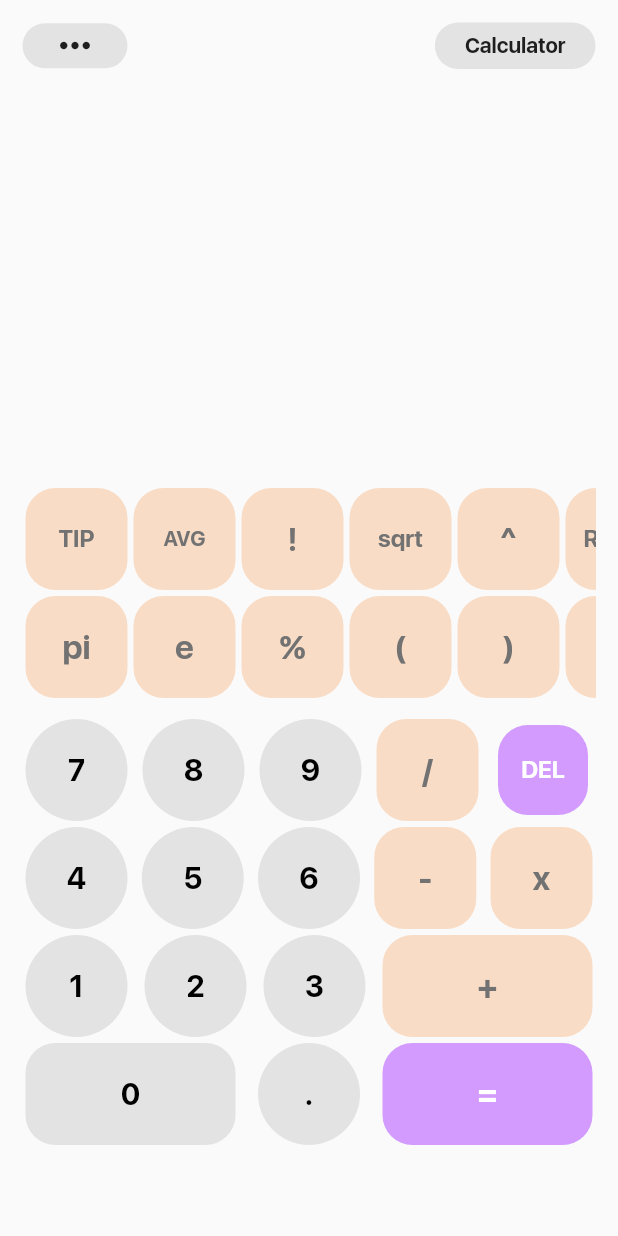
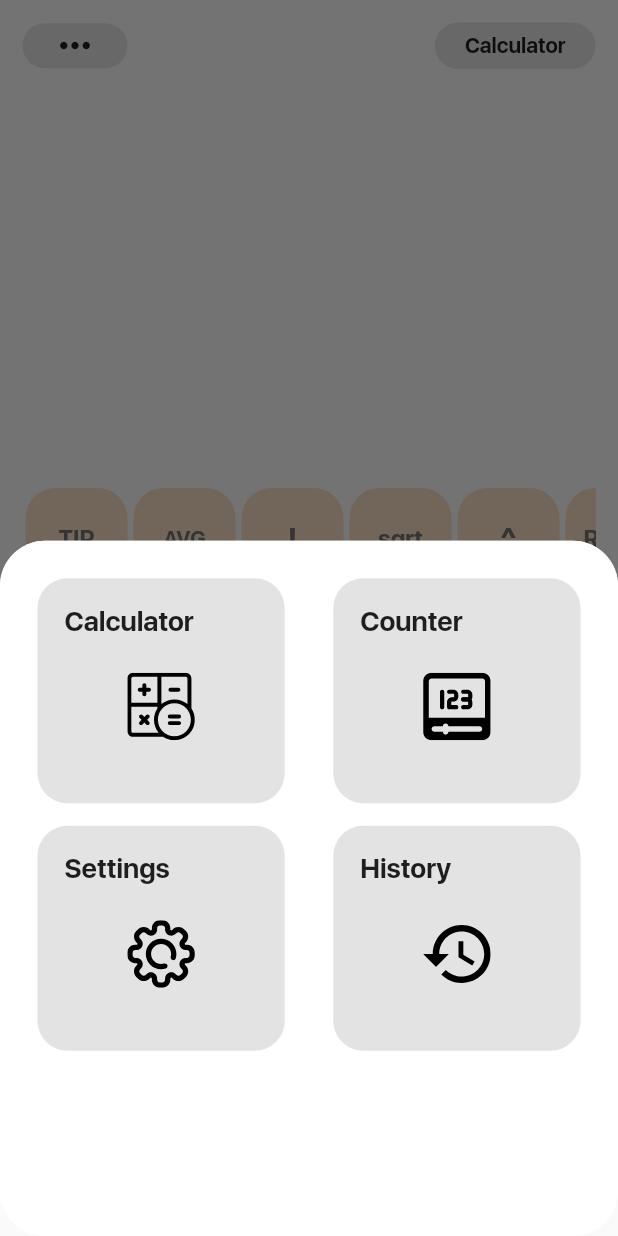
Before and after one commit to jralvarenga/calculary, a Flutter app: the screen it shows after launch, after a tap on the "keyboard control" icon, on a phone screen of 412 x 824 dp. Run offline on Flutter 3.47's test engine with Material 2 defaults, Android fonts, the phone set to English and light mode, and no system bars; our stand-ins replace flutter_svg, math_expressions; project files that could hold a hidden picture were left out.

Commit message:
Added Bottomsheet menu

```diff
--- a/lib/main.dart
+++ b/lib/main.dart
@@ -1,3 +1,4 @@
+import 'package:calculary/pages/CounterCalculator.dart';
 import 'package:calculary/pages/MainCalculator.dart';
 import 'package:calculary/services/CustomTheme.dart';
 import 'package:flutter/material.dart';
@@ -32,6 +33,9 @@ class MyApp extends StatelessWidget {
         home: MainCalculator(
           title: 'Main Calculator'
         ),
+        routes: {
+          '/counter': (context) => CounterCalculator(title: 'Counter Calculator')
+        },
       ),
     );
   }
--- /dev/null
+++ b/lib/pages/CounterCalculator.dart
@@ -0,0 +1,24 @@
+import 'package:flutter/material.dart';
+
+class CounterCalculator extends StatefulWidget {
+  CounterCalculator({Key? key, required this.title}) : super(key: key);
+
+  final String title;
+
+  @override
+  _CounterCalculator createState() => _CounterCalculator();
+}
+
+class _CounterCalculator extends State<CounterCalculator> {
+
+  @override
+  Widget build(BuildContext context) {
+
+    return Container(
+      color: Colors.red,
+      child: Center(
+        child: Text('data'),
+      ),
+    );
+  }
+}
--- a/lib/pages/MainCalculator.dart
+++ b/lib/pages/MainCalculator.dart
@@ -4,6 +4,7 @@ import 'dart:math';
 import 'package:calculary/functions/solve_calculator.dart';
 import 'package:calculary/widgets/FunctionsPad.dart';
 import 'package:calculary/widgets/InputResultPad.dart';
+import 'package:calculary/widgets/MenuBottomSheet.dart';
 import 'package:calculary/widgets/NumberPad.dart';
 import 'package:calculary/widgets/TopBar.dart';
 import 'package:flutter/material.dart';
@@ -319,6 +320,15 @@ class _MainCalculator extends State<MainCalculator> with TickerProviderStateMixi
                       children: [
                         TopBar(
                           mode: _mode,
+                          leftButtonFunction: () => showModalBottomSheet(
+                            context: context,
+                            shape: RoundedRectangleBorder(
+                              borderRadius: BorderRadius.vertical(
+                                top: Radius.circular(30)
+                              )
+                            ),
+                            builder: (context) => buildSheet()
+                          ),
                           rightButtonFunction: resetGlobalFunction,
                         ),
                         InputResultPad(
@@ -360,4 +370,6 @@ class _MainCalculator extends State<MainCalculator> with TickerProviderStateMixi
       ),
     );
   }
+
+  Widget buildSheet() => MenuBottomSheet();
 }
--- a/lib/widgets/CalculatorButton.dart
+++ b/lib/widgets/CalculatorButton.dart
@@ -21,6 +21,7 @@ class NumberButton extends StatelessWidget {
 
   @override
   Widget build(BuildContext context) {
+
     return Container(
       margin: EdgeInsets.all(2),
       child: SizedBox(
--- a/lib/widgets/FunctionsPad.dart
+++ b/lib/widgets/FunctionsPad.dart
@@ -1,5 +1,7 @@
+import 'package:calculary/services/CustomTheme.dart';
 import 'package:calculary/widgets/CalculatorButton.dart';
 import 'package:flutter/material.dart';
+import 'package:provider/provider.dart';
 
 class FunctionsPad extends StatelessWidget {
   FunctionsPad({
@@ -15,6 +17,8 @@ class FunctionsPad extends StatelessWidget {
 
   @override
   Widget build(BuildContext context) {
+    CustomTheme theme = Provider.of(context);
+    var themeData = theme.themeData;
 
     return Container(
       child: Flex(
@@ -31,41 +35,41 @@ class FunctionsPad extends StatelessWidget {
                       FunctionButton(
                         text: 'TIP',
                         value: 'Tip',
-                        textColor: Color.fromRGBO(114, 114, 114, 1),
+                        textColor: theme.paperTextColor,
                         textSize: 16,
-                        buttonColor: Color.fromRGBO(249, 220, 197, 1),
+                        buttonColor: themeData.accentColor,
                         callback: addGlobalFunction
                       ),
                       FunctionButton(
                         text: 'AVG',
                         value: 'Average',
-                        textColor: Color.fromRGBO(114, 114, 114, 1),
+                        textColor: theme.paperTextColor,
                         textSize: 14,
-                        buttonColor: Color.fromRGBO(249, 220, 197, 1),
+                        buttonColor: themeData.accentColor,
                         callback: addGlobalFunction
                       ),
                       FunctionButton(
                         text: '!',
                         value: '!',
-                        textColor: Color.fromRGBO(114, 114, 114, 1),
+                        textColor: theme.paperTextColor,
                         textSize: 22,
-                        buttonColor: Color.fromRGBO(249, 220, 197, 1),
+                        buttonColor: themeData.accentColor,
                         callback: addNumberExpression
                       ),
                       FunctionButton(
                         text: 'sqrt',
                         value: 'sqrt(',
-                        textColor: Color.fromRGBO(114, 114, 114, 1),
+                        textColor: theme.paperTextColor,
                         textSize: 16,
-                        buttonColor: Color.fromRGBO(249, 220, 197, 1),
+                        buttonColor: themeData.accentColor,
                         callback: addNumberExpression
                       ),
                       FunctionButton(
                         text: '^',
                         value: '^(',
-                        textColor: Color.fromRGBO(114, 114, 114, 1),
+                        textColor: theme.paperTextColor,
                         textSize: 22,
-                        buttonColor: Color.fromRGBO(249, 220, 197, 1),
+                        buttonColor: themeData.accentColor,
                         callback: addNumberExpression
                       ),
 
@@ -73,41 +77,41 @@ class FunctionsPad extends StatelessWidget {
                       FunctionButton(
                         text: 'RAND',
                         value: 'rand',
-                        textColor: Color.fromRGBO(114, 114, 114, 1),
+                        textColor: theme.paperTextColor,
                         textSize: 16,
-                        buttonColor: Color.fromRGBO(249, 220, 197, 1),
+                        buttonColor: themeData.accentColor,
                         callback: addGlobalFunction
                       ),
                       FunctionButton(
                         text: 'exp',
                         value: 'e^(',
-                        textColor: Color.fromRGBO(114, 114, 114, 1),
+                        textColor: theme.paperTextColor,
                         textSize: 20,
-                        buttonColor: Color.fromRGBO(249, 220, 197, 1),
+                        buttonColor: themeData.accentColor,
                         callback: addNumberExpression
                       ),
                       FunctionButton(
                         text: 'sin',
                         value: 'sin(',
-                        textColor: Color.fromRGBO(114, 114, 114, 1),
+                        textColor: theme.paperTextColor,
                         textSize: 20,
-                        buttonColor: Color.fromRGBO(249, 220, 197, 1),
+                        buttonColor: themeData.accentColor,
                         callback: addNumberExpression
                       ),
                       FunctionButton(
                         text: 'cos',
                         value: 'cos(',
-                        textColor: Color.fromRGBO(114, 114, 114, 1),
+                        textColor: theme.paperTextColor,
                         textSize: 20,
-                        buttonColor: Color.fromRGBO(249, 220, 197, 1),
+                        buttonColor: themeData.accentColor,
                         callback: addNumberExpression
                       ),
                       FunctionButton(
                         text: 'tan',
                         value: 'tan(',
-                        textColor: Color.fromRGBO(114, 114, 114, 1),
+                        textColor: theme.paperTextColor,
                         textSize: 20,
-                        buttonColor: Color.fromRGBO(249, 220, 197, 1),
+                        buttonColor: themeData.accentColor,
                         callback: addNumberExpression
                       ),
                     ],
@@ -118,41 +122,41 @@ class FunctionsPad extends StatelessWidget {
                       FunctionButton(
                         text: 'pi',
                         value: '3.14159265',
-                        textColor: Color.fromRGBO(114, 114, 114, 1),
+                        textColor: theme.paperTextColor,
                         textSize: 22,
-                        buttonColor: Color.fromRGBO(249, 220, 197, 1),
+                        buttonColor: themeData.accentColor,
                         callback: addNumberExpression
                       ),
                       FunctionButton(
                         text: 'e',
                         value: '2.718281828',
-                        textColor: Color.fromRGBO(114, 114, 114, 1),
+                        textColor: theme.paperTextColor,
                         textSize: 22,
-                        buttonColor: Color.fromRGBO(249, 220, 197, 1),
+                        buttonColor: themeData.accentColor,
                         callback: addNumberExpression
                       ),
                       FunctionButton(
                         text: '%',
                         value: '%',
-                        textColor: Color.fromRGBO(114, 114, 114, 1),
+                        textColor: theme.paperTextColor,
                         textSize: 22,
-                        buttonColor: Color.fromRGBO(249, 220, 197, 1),
+                        buttonColor: themeData.accentColor,
                         callback: addGlobalFunction
                       ),
                       FunctionButton(
                         text: '(',
                         value: '(',
-                        textColor: Color.fromRGBO(114, 114, 114, 1),
+                        textColor: theme.paperTextColor,
                         textSize: 22,
-                        buttonColor: Color.fromRGBO(249, 220, 197, 1),
+                        buttonColor: themeData.accentColor,
                         callback: addNumberExpression
                       ),
                       FunctionButton(
                         text: ')',
                         value: ')',
-                        textColor: Color.fromRGBO(114, 114, 114, 1),
+                        textColor: theme.paperTextColor,
                         textSize: 22,
-                        buttonColor: Color.fromRGBO(249, 220, 197, 1),
+                        buttonColor: themeData.accentColor,
                         callback: addNumberExpression
                       ),
 
@@ -160,41 +164,41 @@ class FunctionsPad extends StatelessWidget {
                       FunctionButton(
                         text: 'log',
                         value: 'log10(',
-                        textColor: Color.fromRGBO(114, 114, 114, 1),
+                        textColor: theme.paperTextColor,
                         textSize: 20,
-                        buttonColor: Color.fromRGBO(249, 220, 197, 1),
+                        buttonColor: themeData.accentColor,
                         callback: addNumberExpression
                       ),
                       FunctionButton(
                         text: 'ln',
                         value: 'ln(',
-                        textColor: Color.fromRGBO(114, 114, 114, 1),
+                        textColor: theme.paperTextColor,
                         textSize: 20,
-                        buttonColor: Color.fromRGBO(249, 220, 197, 1),
+                        buttonColor: themeData.accentColor,
                         callback: addNumberExpression
                       ),
                       FunctionButton(
                         text: 'asin',
                         value: 'arcsin(',
-                        textColor: Color.fromRGBO(114, 114, 114, 1),
+                        textColor: theme.paperTextColor,
                         textSize: 20,
-                        buttonColor: Color.fromRGBO(249, 220, 197, 1),
+                        buttonColor: themeData.accentColor,
                         callback: addNumberExpression
                       ),
                       FunctionButton(
                         text: 'acos',
                         value: 'arccos(',
-                        textColor: Color.fromRGBO(114, 114, 114, 1),
+                        textColor: theme.paperTextColor,
                         textSize: 20,
-                        buttonColor: Color.fromRGBO(249, 220, 197, 1),
+                        buttonColor: themeData.accentColor,
                         callback: addNumberExpression
                       ),
                       FunctionButton(
                         text: 'atan',
                         value: 'arctan(',
-                        textColor: Color.fromRGBO(114, 114, 114, 1),
+                        textColor: theme.paperTextColor,
                         textSize: 20,
-                        buttonColor: Color.fromRGBO(249, 220, 197, 1),
+                        buttonColor: themeData.accentColor,
                         callback: addNumberExpression
                       ),
                     ],
--- /dev/null
+++ b/lib/widgets/MenuBottomSheet.dart
@@ -0,0 +1,117 @@
+import 'package:calculary/services/CustomTheme.dart';
+import 'package:flutter/cupertino.dart';
+import 'package:flutter/material.dart';
+import 'package:flutter_svg/flutter_svg.dart';
+import 'package:provider/provider.dart';
+
+class MenuBottomSheet extends StatelessWidget {
+
+  @override
+  Widget build(BuildContext context) {
+    CustomTheme theme = Provider.of(context);
+    var themeData = theme.themeData;
+
+    return Container(
+      padding: EdgeInsets.all(25),
+      decoration: BoxDecoration(
+        borderRadius: BorderRadius.circular(30),
+        color: themeData.backgroundColor
+      ),
+      child: Column(
+        mainAxisAlignment: MainAxisAlignment.start,
+        children: [
+          Row(
+            mainAxisAlignment: MainAxisAlignment.spaceBetween,
+            children: [
+              MenuBottomSheetItem(
+                itemName: 'Calculator',
+                itemFunction: () => print('hi'),
+                icon: 'assets/calculator.svg',
+              ),
+              MenuBottomSheetItem(
+                itemName: 'Counter',
+                itemFunction: () => Navigator.pushNamed(context, '/counter'),
+                icon: 'assets/counter.svg',
+              ),
+            ],
+          ),
+          SizedBox(height: 15),
+          Row(
+            mainAxisAlignment: MainAxisAlignment.spaceBetween,
+            children: [
+              MenuBottomSheetItem(
+                itemName: 'Settings',
+                itemFunction: () => print('hi'),
+                icon: 'assets/settings.svg',
+              ),
+              MenuBottomSheetItem(
+                itemName: 'History',
+                itemFunction: () => print('hi'),
+                icon: 'assets/history.svg',
+              ),
+            ],
+          )
+        ],
+      ),
+    );
+  }
+}
+
+class MenuBottomSheetItem extends StatelessWidget {
+  MenuBottomSheetItem({
+    Key? key,
+    required this.itemName,
+    required this.itemFunction,
+    required this.icon,
+  }) : super(key: key);
+
+  final String itemName;
+  final itemFunction;
+  final String icon;
+
+  @override
+  Widget build(BuildContext context) {
+    CustomTheme theme = Provider.of(context);
+    var themeData = theme.themeData;
+
+    return Material(
+      color: themeData.dialogBackgroundColor,
+      borderRadius: BorderRadius.circular(20),
+      child: InkWell(
+        borderRadius: BorderRadius.circular(20),
+        onTap: itemFunction,
+        child: Container(
+          width: MediaQuery.of(context).size.width * 0.40,
+          padding: EdgeInsets.all(18),
+          height: 150,
+          child: Column(
+            mainAxisAlignment: MainAxisAlignment.start,
+            children: [
+              Row(
+                children: [
+                  Text(
+                    itemName,
+                    style: TextStyle(
+                      fontSize: 18,
+                      fontWeight: FontWeight.bold
+                    ),
+                  ),
+                ],
+              ),
+              Expanded(
+                child: Container(
+                  alignment: Alignment.center,
+                  child: SvgPicture.asset(
+                    icon,
+                    width: 45,
+                    height: 45,
+                  ),
+                )
+              )
+            ],
+          ),
+        )
+      ),
+    );
+  }
+}
--- a/lib/widgets/TopBar.dart
+++ b/lib/widgets/TopBar.dart
@@ -6,15 +6,13 @@ class TopBar extends StatelessWidget {
   TopBar({
     Key? key,
     required this.mode,
-    required this.rightButtonFunction
+    required this.rightButtonFunction,
+    required this.leftButtonFunction
   }) : super(key: key);
 
   final String mode;
   final rightButtonFunction;
-
-  void pressed() {
-    print('hi');
-  }
+  final leftButtonFunction;
 
   @override
   Widget build(BuildContext context) {
@@ -25,7 +23,7 @@ class TopBar extends StatelessWidget {
       mainAxisAlignment: MainAxisAlignment.spaceBetween,
       children: [
         GestureDetector(
-          onTap: pressed,
+          onTap: leftButtonFunction,
           child: Container(
             padding: const EdgeInsets.only(left: 20, right: 20),
             decoration: BoxDecoration(
```
Also changed, not shown: pubspec.yaml (+8 -3 lines), assets/calculator.svg (added), assets/counter.svg (added), assets/function.svg (added), assets/history.svg (added), assets/settings.svg (added), pubspec.lock.
